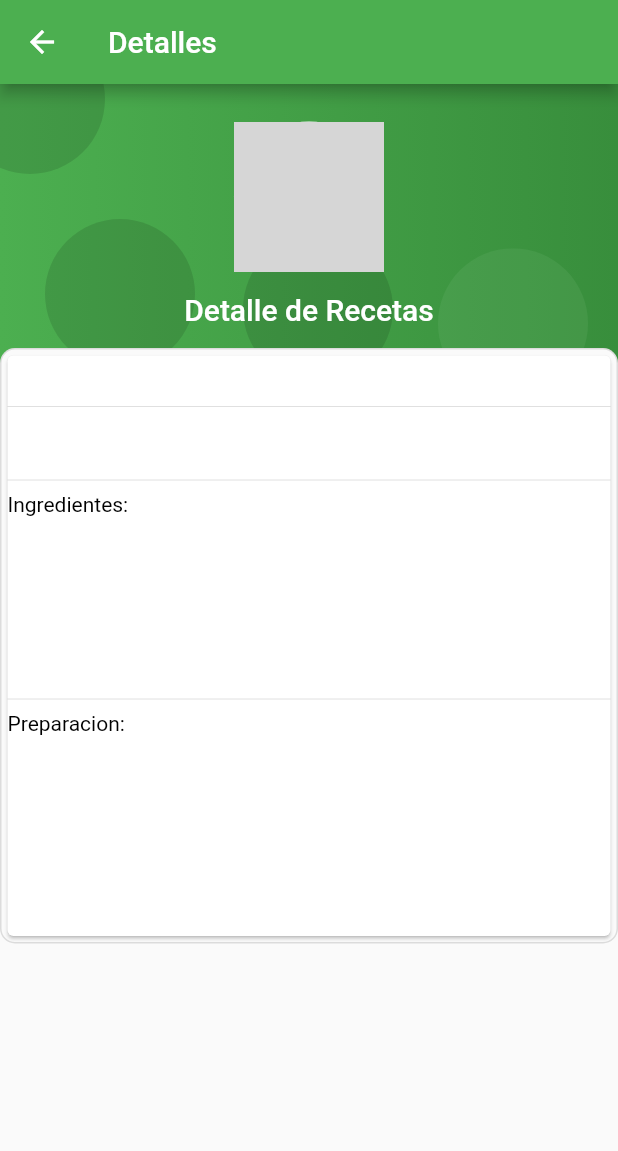
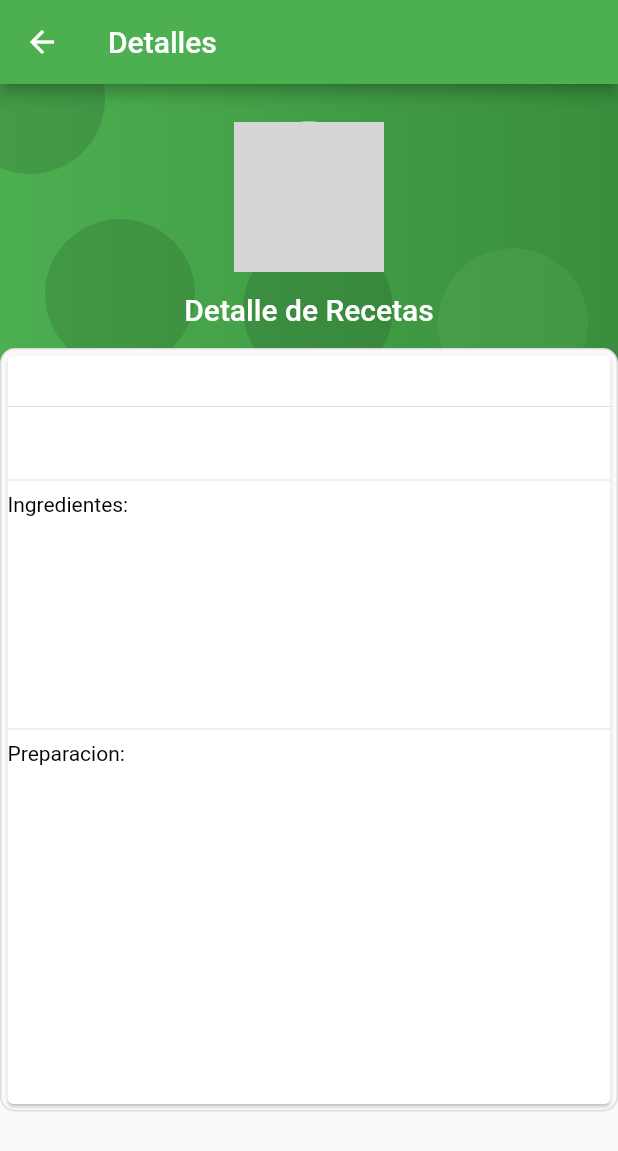
Before and after one commit to raruilova/herbafriend, a Flutter app: the RecipeList screen opened directly with empty values, on a phone screen of 412 x 824 dp. Shown: the top 1151 px of the screen. Run offline on Flutter 3.47's test engine with Material 2 defaults, Android fonts, the phone set to English and light mode, and no system bars; our stand-ins replace image_picker, sqflite; missing offline and left inert: cloudinary_public; accounts and stored records are empty; network calls fail; grey boxes are pictures that could not be loaded.

Commit message:
sqllite finalizado

```diff
--- a/lib/src/pages/recipes_list.dart
+++ b/lib/src/pages/recipes_list.dart
@@ -86,7 +86,7 @@ class _RecipeListState extends State<RecipeList> {
                   Padding(
                     padding: EdgeInsets.only(bottom: 5.0),
                     child: Container(
-                      height: 125.0,
+                      height: 145.0,
                       child: ListView(children: [
                         Text(
                             'Ingredientes: ' +
@@ -102,7 +102,7 @@ class _RecipeListState extends State<RecipeList> {
                   Padding(
                     padding: EdgeInsets.only(bottom: 10.0),
                     child: Container(
-                      height: 140.0,
+                      height: 232.0,
                       child: ListView(
                         children: [
                           Text(
```
